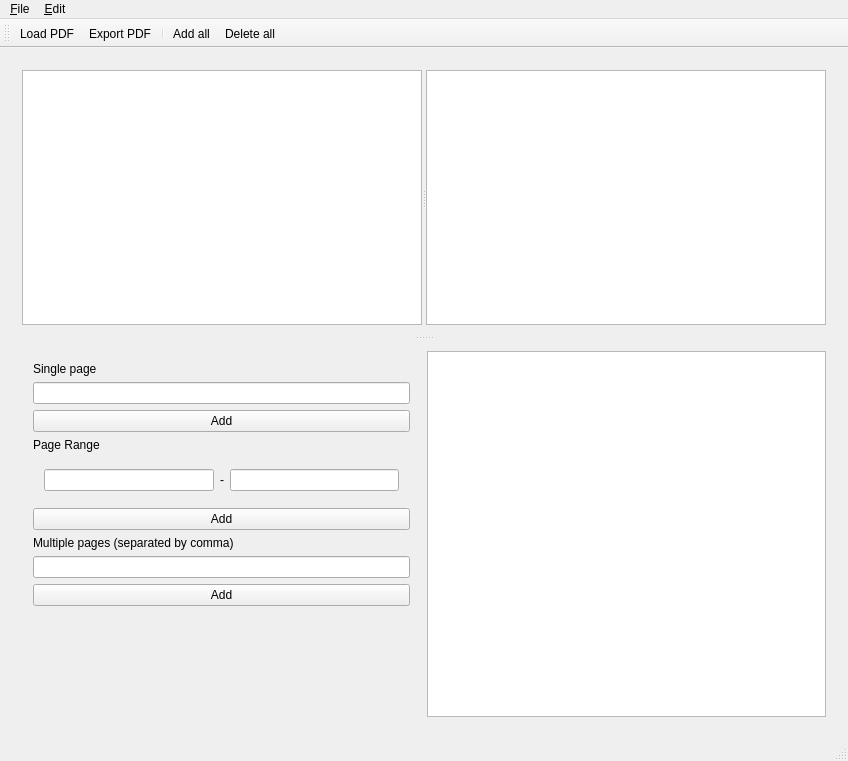
Qt form mainwindow.ui (paolo-projects/pdf-manager) before a commit.
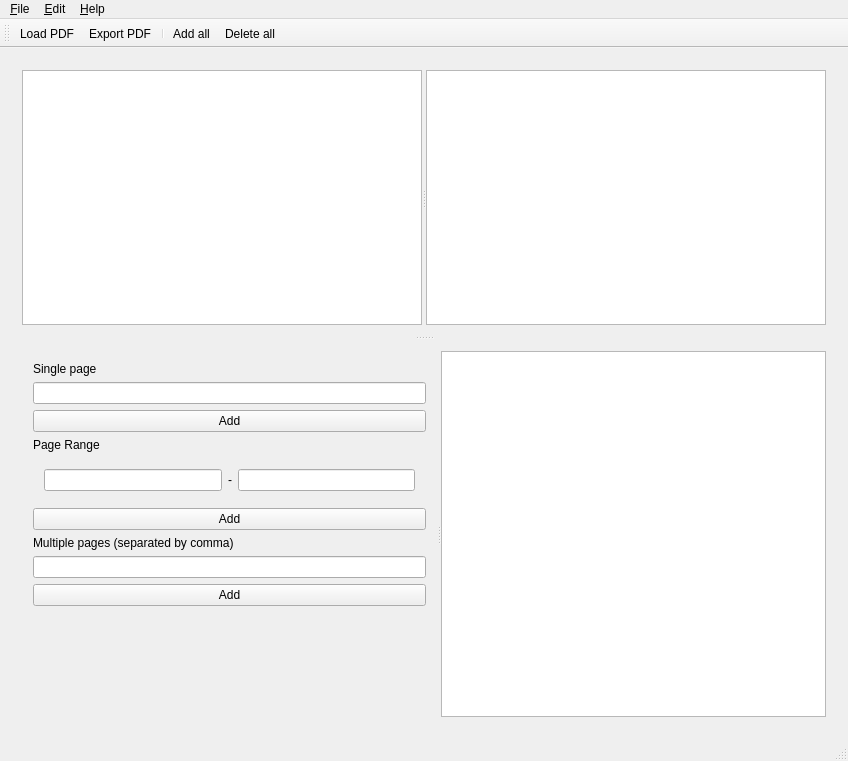
The same form after that commit. Icons and pictures are not drawn.

Patch:
```diff
--- a/mainwindow.ui
+++ b/mainwindow.ui
@@ -70,7 +70,29 @@
        </property>
        <layout class="QHBoxLayout" name="horizontalLayout_2">
         <item>
+         <widget class="QSplitter" name="splitter_3">
+          <property name="orientation">
+           <enum>Qt::Horizontal</enum>
+          </property>
          <widget class="QWidget" name="widget_3" native="true">
+           <property name="minimumSize">
+            <size>
+             <width>410</width>
+             <height>0</height>
+            </size>
+           </property>
+           <property name="maximumSize">
+            <size>
+             <width>600</width>
+             <height>16777215</height>
+            </size>
+           </property>
+           <property name="baseSize">
+            <size>
+             <width>600</width>
+             <height>0</height>
+            </size>
+           </property>
           <layout class="QVBoxLayout" name="verticalLayout_2">
            <item>
             <widget class="QLabel" name="label">
@@ -160,15 +182,29 @@
            </item>
           </layout>
          </widget>
-        </item>
-        <item>
          <widget class="QListView" name="newPagesList">
           <property name="contextMenuPolicy">
            <enum>Qt::CustomContextMenu</enum>
           </property>
+           <property name="editTriggers">
+            <set>QAbstractItemView::NoEditTriggers</set>
+           </property>
+           <property name="dragEnabled">
+            <bool>true</bool>
+           </property>
+           <property name="dragDropMode">
+            <enum>QAbstractItemView::DragDrop</enum>
+           </property>
+           <property name="defaultDropAction">
+            <enum>Qt::CopyAction</enum>
+           </property>
+           <property name="alternatingRowColors">
+            <bool>false</bool>
+           </property>
           <property name="selectionMode">
            <enum>QAbstractItemView::ContiguousSelection</enum>
           </property>
+          </widget>
          </widget>
         </item>
        </layout>
@@ -202,8 +238,15 @@
     <addaction name="action_Add_all"/>
     <addaction name="action_Delete_all"/>
    </widget>
+   <widget class="QMenu" name="menu_Help">
+    <property name="title">
+     <string>&amp;Help</string>
+    </property>
+    <addaction name="action_About"/>
+   </widget>
    <addaction name="menu_File"/>
    <addaction name="menu_Edit"/>
+   <addaction name="menu_Help"/>
   </widget>
   <widget class="QToolBar" name="mainToolBar">
    <attribute name="toolBarArea">
```
Left out of the diff: 11 changed lines with no effect on the pictures. Lines whose indentation alone changed are shown as unchanged.
